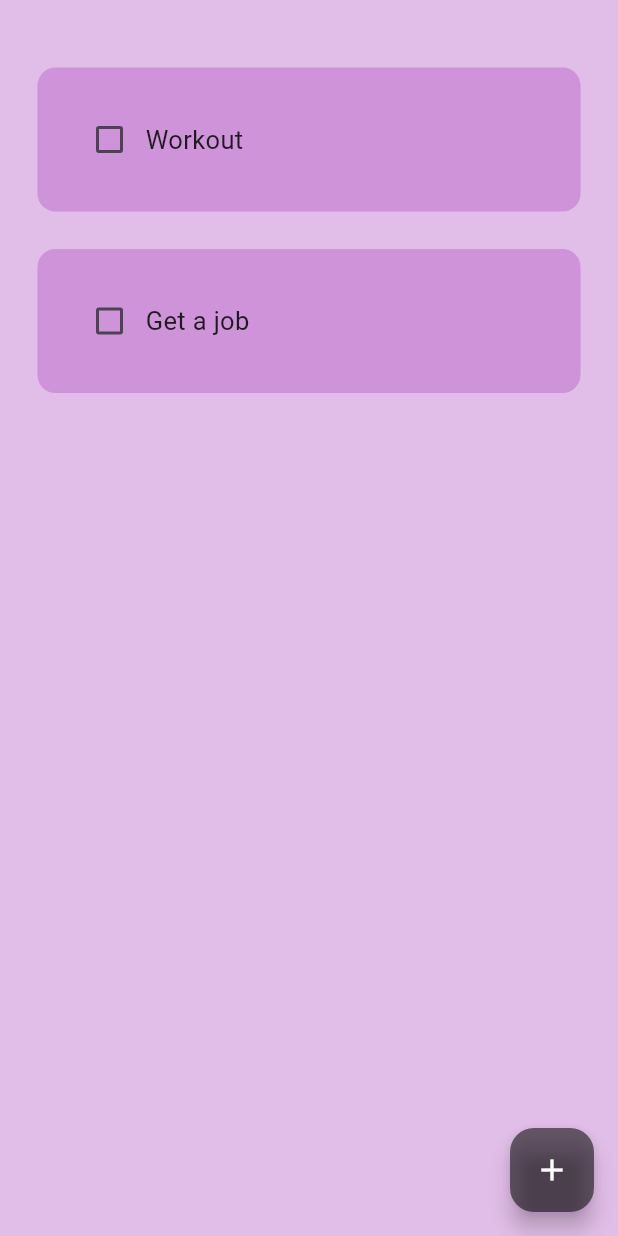
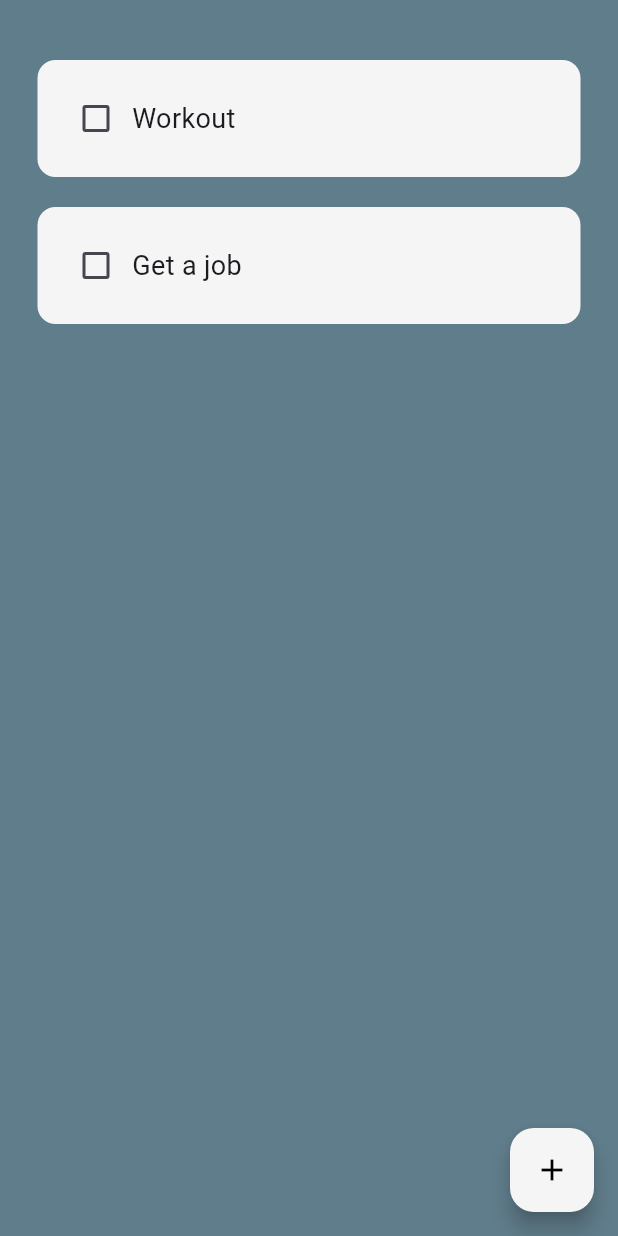
Before and after one commit to MrUnAnonymous/flutter-toDoList, a Flutter app: the screen it shows after launch, on a phone screen of 412 x 824 dp. Run offline on Flutter 3.47's test engine with Material 3 defaults, Android fonts, the phone set to English and light mode, and no system bars; drawn by our look-alikes of flutter_slidable; our stand-ins replace hive_flutter; accounts and stored records are empty.

Commit message:
resolved a bug and changes style

```diff
--- a/to_do_list/lib/main.dart
+++ b/to_do_list/lib/main.dart
@@ -17,10 +17,10 @@ class MyApp extends StatelessWidget {
 
   @override
   Widget build(BuildContext context) {
-    return MaterialApp(
-      //debugShowCheckedModeBanner: false,
-      home: const Homepage(),
-      theme: ThemeData(primaryColor: Colors.purple),
+    return const MaterialApp(
+      debugShowCheckedModeBanner: false,
+      home: Homepage(),
+      // theme: ThemeData(primaryColor: Colors.purple),
     );
   }
 }
--- a/to_do_list/lib/pages/home.dart
+++ b/to_do_list/lib/pages/home.dart
@@ -3,6 +3,7 @@
 import 'package:flutter/material.dart';
 import 'package:hive_flutter/hive_flutter.dart';
 import 'package:to_do_list/data/database.dart';
+import 'package:to_do_list/main.dart';
 import 'package:to_do_list/utils/dailog_box.dart';
 import 'package:to_do_list/utils/todo_tile.dart';
 
@@ -19,7 +20,6 @@ class _HomepageState extends State<Homepage> {
 
   //text controller
   final _controller = TextEditingController();
-
   ToDoDatabase db = ToDoDatabase();
 
   @override
@@ -42,11 +42,23 @@ class _HomepageState extends State<Homepage> {
 
   //Save New List
   void saveNewTask() {
+    if (_controller.text.isEmpty) {
+      // Show an error message or handle the empty string case.
+      // For example, you can display a snackbar with an error message.
+      ScaffoldMessenger.of(context).showSnackBar(
+        SnackBar(
+          content: Text('Task name cannot be empty!'),
+        ),
+      );
+      return;
+    }
+
     setState(() {
       db.toDoList.add([_controller.text, false]);
       _controller.clear();
     });
-    Navigator.of(context).pop();
+
+    Navigator.of(context).pop(); // Close the dialog
     db.updateDatabase();
   }
 
@@ -75,13 +87,13 @@ class _HomepageState extends State<Homepage> {
   @override
   Widget build(BuildContext context) {
     return Scaffold(
-      backgroundColor: Colors.purple[100],
+      backgroundColor: Colors.blueGrey,
       floatingActionButton: FloatingActionButton(
         onPressed: createNewTask,
-        backgroundColor: Colors.black54,
+        backgroundColor: Colors.grey[100],
         child: Icon(
           Icons.add,
-          color: Colors.white,
+          color: Colors.black,
         ),
       ),
       body: Padding(
--- a/to_do_list/lib/utils/todo_tile.dart
+++ b/to_do_list/lib/utils/todo_tile.dart
@@ -18,7 +18,7 @@ class ToDoTile extends StatelessWidget {
   @override
   Widget build(BuildContext context) {
     return Padding(
-      padding: const EdgeInsets.only(left: 25, right: 25, top: 25),
+      padding: const EdgeInsets.only(left: 25, right: 25, top: 20),
       child: Slidable(
         endActionPane: ActionPane(motion: StretchMotion(), children: [
           SlidableAction(
@@ -29,10 +29,9 @@ class ToDoTile extends StatelessWidget {
           )
         ]),
         child: Container(
-          padding: EdgeInsets.all(24),
+          padding: EdgeInsets.all(15),
           decoration: BoxDecoration(
-              color: Colors.purple[200],
-              borderRadius: BorderRadius.circular(12)),
+              color: Colors.grey[100], borderRadius: BorderRadius.circular(12)),
           child: Row(
             children: [
               Checkbox(
@@ -45,7 +44,7 @@ class ToDoTile extends StatelessWidget {
               Text(
                 taskName,
                 style: TextStyle(
-                    fontSize: 17,
+                    fontSize: 18,
                     decoration: taskCompleted
                         ? TextDecoration.lineThrough
                         : TextDecoration.none),
```
